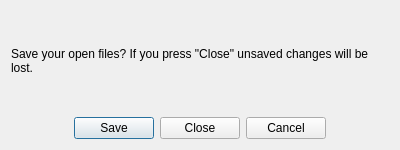
This is Geometrize/forms/quitdialog.ui in Tw1ddle/geometrize as Qt 5 draws it before an edit. The edited form follows.
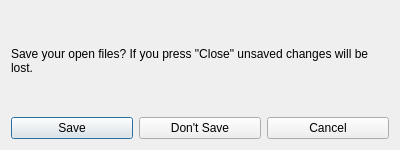
This is the edited form.

What changed in the file:
```diff
--- a/Geometrize/forms/quitdialog.ui
+++ b/Geometrize/forms/quitdialog.ui
@@ -50,16 +50,28 @@
        </property>
       </widget>
      </item>
+    </layout>
+   </item>
+   <item>
+    <layout class="QHBoxLayout" name="buttonBox">
      <item>
-      <widget class="QDialogButtonBox" name="buttonBox">
-       <property name="orientation">
-        <enum>Qt::Horizontal</enum>
+      <widget class="QPushButton" name="saveButton">
+       <property name="text">
+        <string>Save</string>
        </property>
-       <property name="standardButtons">
-        <set>QDialogButtonBox::Cancel|QDialogButtonBox::Close|QDialogButtonBox::Save</set>
+      </widget>
+     </item>
+     <item>
+      <widget class="QPushButton" name="dontSaveButton">
+       <property name="text">
+        <string>Don't Save</string>
        </property>
-       <property name="centerButtons">
-        <bool>true</bool>
+      </widget>
+     </item>
+     <item>
+      <widget class="QPushButton" name="cancelButton">
+       <property name="text">
+        <string>Cancel</string>
        </property>
       </widget>
      </item>
```
Left out of the diff: 35 changed lines with no effect on the pictures.
